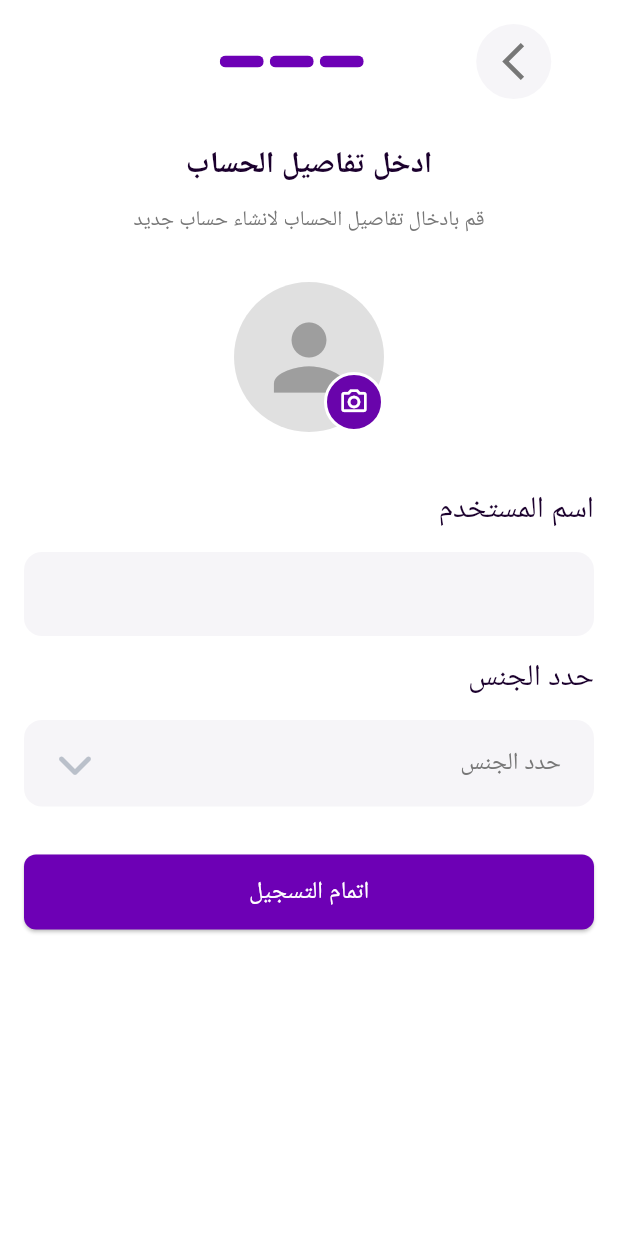
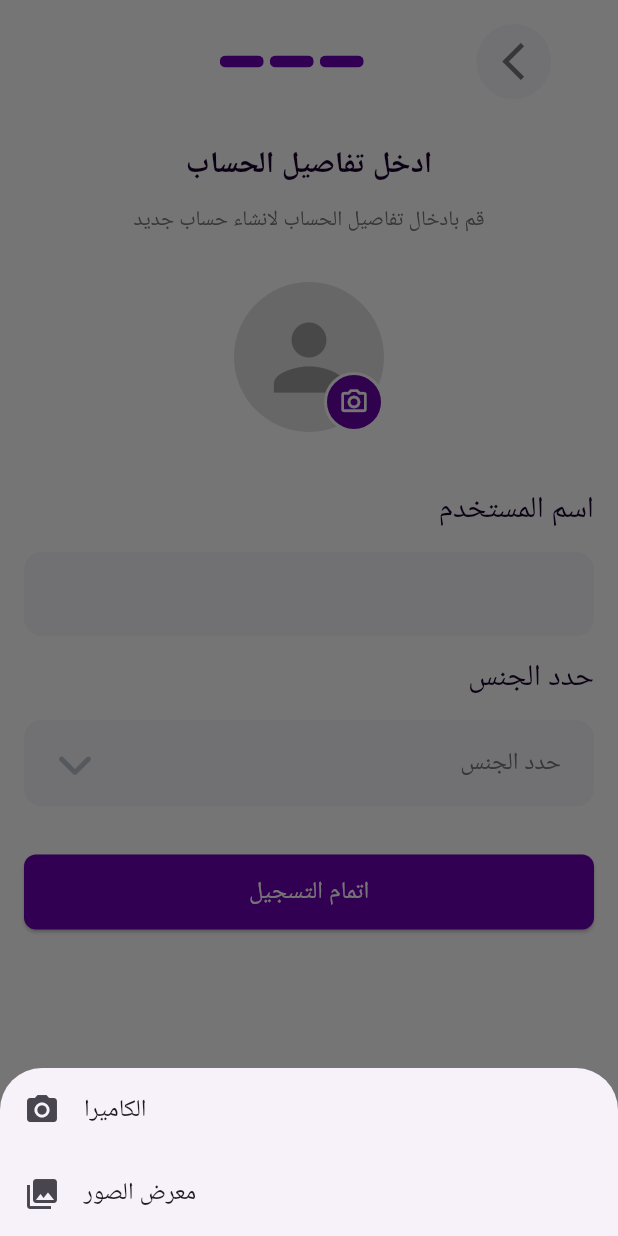
Before and after one commit to ahmadfouadalwakeal/farhty, a Flutter app: the LoginDetails screen opened directly, after a tap on the "camera alt" icon, on a phone screen of 412 x 824 dp. Run offline on Flutter 3.47's test engine with Material 3 defaults, Android fonts, the phone set to English and light mode, and no system bars; drawn by our look-alikes of step_progress_indicator; our stand-ins replace carousel_slider, flutter_bloc, flutter_svg, font_awesome_flutter, get_it, image_picker and 2 more; project files that could hold a hidden picture were left out.

Commit message:
-add  select image picker from camera & gallery

```diff
--- a/lib/features/auth/presentation/widgets/profile_image.dart
+++ b/lib/features/auth/presentation/widgets/profile_image.dart
@@ -1,9 +1,57 @@
+import 'dart:io';
+
 import 'package:flutter/material.dart';
+import 'package:image_picker/image_picker.dart';
 
 import '../../../../core/theming/colors.dart';
 
-class ProfileImage extends StatelessWidget {
+class ProfileImage extends StatefulWidget {
   const ProfileImage({super.key});
+
+  @override
+  _ProfileImageState createState() => _ProfileImageState();
+}
+
+class _ProfileImageState extends State<ProfileImage> {
+  File? _image;
+
+  Future<void> _pickImage(ImageSource source) async {
+    final picker = ImagePicker();
+    final pickedFile = await picker.pickImage(source: source);
+
+    if (pickedFile != null) {
+      setState(() {
+        _image = File(pickedFile.path);
+      });
+    }
+  }
+
+  void _showImageSourceDialog(BuildContext context) {
+    showModalBottomSheet(
+      context: context,
+      builder: (ctx) => Column(
+        mainAxisSize: MainAxisSize.min,
+        children: [
+          ListTile(
+            leading: const Icon(Icons.camera_alt),
+            title: const Text('الكاميرا'),
+            onTap: () {
+              Navigator.of(ctx).pop();
+              _pickImage(ImageSource.camera);
+            },
+          ),
+          ListTile(
+            leading: const Icon(Icons.photo_library),
+            title: const Text('معرض الصور'),
+            onTap: () {
+              Navigator.of(ctx).pop();
+              _pickImage(ImageSource.gallery);
+            },
+          ),
+        ],
+      ),
+    );
+  }
 
   @override
   Widget build(BuildContext context) {
@@ -12,17 +60,20 @@ class ProfileImage extends StatelessWidget {
         CircleAvatar(
           radius: 50,
           backgroundColor: Colors.grey.shade300,
-          child: const Icon(
-            Icons.person,
-            size: 70,
-            color: Colors.grey,
-          ),
+          backgroundImage: _image != null ? FileImage(_image!) : null,
+          child: _image == null
+              ? const Icon(
+                  Icons.person,
+                  size: 70,
+                  color: Colors.grey,
+                )
+              : null,
         ),
         Positioned(
           bottom: 0,
           right: 0,
           child: GestureDetector(
-            onTap: () {},
+            onTap: () => _showImageSourceDialog(context),
             child: Container(
               decoration: BoxDecoration(
                 color: ColorsManager.mainDarkPurple,
--- a/pubspec.yaml
+++ b/pubspec.yaml
@@ -36,6 +36,7 @@ dependencies:
   flutter_svg: ^2.0.10+1
   font_awesome_flutter: ^10.8.0
   get_it: ^8.0.3
+  image_picker: ^1.1.2
   pin_code_fields: ^8.0.1
   smooth_page_indicator: ^1.2.0+3
   step_progress_indicator: ^1.0.2
```
Also changed, not shown: pubspec.lock, 6 other files.
